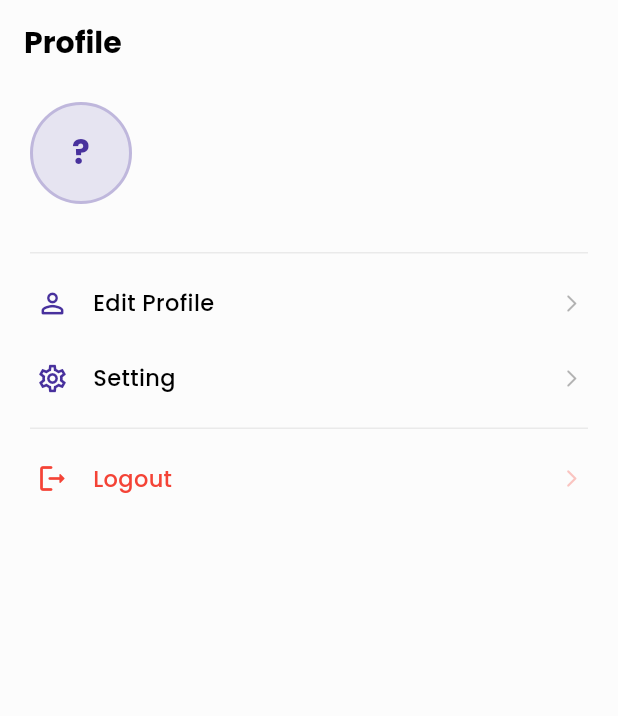
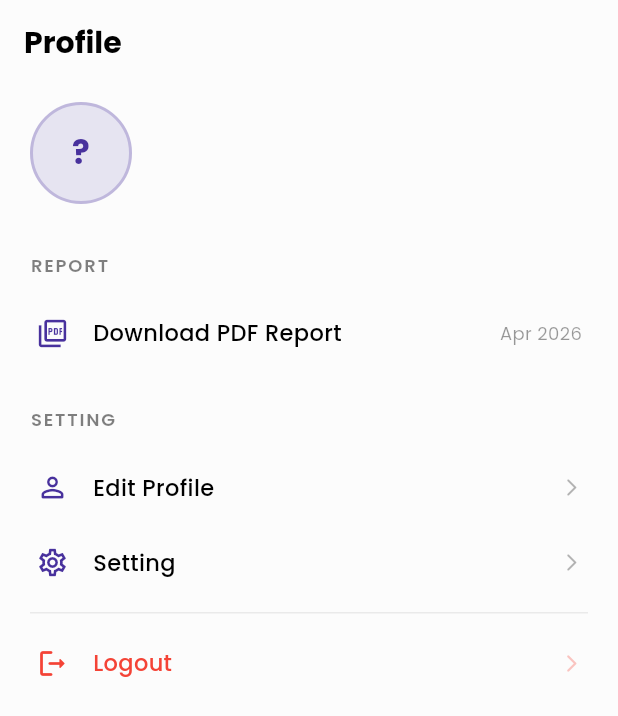
Before and after one commit to sanzay-c/finance_tracker, a Flutter app: the ProfileScreen screen opened directly, on a phone screen of 412 x 824 dp. Shown: the top 716 px of the screen. Run offline on Flutter 3.47's test engine with Material 3 defaults, Android fonts, the phone set to English and light mode, and no system bars; our stand-ins replace bloc, cached_network_image, cloud_firestore, firebase_auth, firebase_core, firebase_storage and 9 more; accounts and stored records are empty; statements that could not run were skipped.

Commit message:
feat(download-pdf): added a feature to download the pdf

```diff
--- a/lib/features/chart/presentation/screens/chart_screen.dart
+++ b/lib/features/chart/presentation/screens/chart_screen.dart
@@ -1,7 +1,7 @@
 import 'package:cloud_firestore/cloud_firestore.dart';
+import 'package:finance_tracker/core/constants/app_color.dart';
 import 'package:finance_tracker/core/utils/date_parser.dart';
 import 'package:firebase_auth/firebase_auth.dart';
-import 'package:finance_tracker/core/constants/app_color.dart';
 import 'package:fl_chart/fl_chart.dart';
 import 'package:flutter/material.dart';
 
--- a/lib/features/dashbord/presentation/screens/all_transactions_screen.dart
+++ b/lib/features/dashbord/presentation/screens/all_transactions_screen.dart
@@ -16,6 +16,8 @@ class AllTransactionsScreen extends StatelessWidget {
         colorClass: AppColors.backgroundColor,
       ),
       appBar: AppBar(
+        surfaceTintColor: Colors.transparent,
+        shadowColor: Colors.transparent,
         backgroundColor: getColorByTheme(
           context: context,
           colorClass: AppColors.backgroundColor,
@@ -71,7 +73,7 @@ class AllTransactionsScreen extends StatelessWidget {
                       height: 45,
                       width: 45,
                       decoration: BoxDecoration(
-                        color: isIncome ? Colors.green : Colors.grey.shade600,
+                        color: isIncome ? Colors.green : Colors.transparent,
                         borderRadius: BorderRadius.circular(10),
                       ),
                       child: isIncome
--- a/lib/features/dashbord/presentation/screens/dashboard_screen.dart
+++ b/lib/features/dashbord/presentation/screens/dashboard_screen.dart
@@ -250,7 +250,7 @@ class _DashboardScreenState extends State<DashboardScreen> {
                                 height: 45,
                                 width: 45,
                                 decoration: BoxDecoration(
-                                  color: isIncome ? Colors.green : const Color.fromARGB(255, 234, 231, 231),
+                                  color: isIncome ? Colors.green : Colors.transparent,
                                   borderRadius: BorderRadius.circular(10),
                                 ),
                                 child:
--- a/lib/features/profile/presentation/screens/profile_screen.dart
+++ b/lib/features/profile/presentation/screens/profile_screen.dart
@@ -6,7 +6,9 @@ import 'package:finance_tracker/features/profile/presentation/screens/edit_profi
 import 'package:finance_tracker/core/constants/app_color.dart';
 import 'package:finance_tracker/core/global_data/global_localizations/l10n_helper/l10n_helper.dart';
 import 'package:firebase_auth/firebase_auth.dart';
+import 'package:finance_tracker/core/services/pdf_report_service.dart';
 import 'package:flutter/material.dart';
+import 'package:intl/intl.dart';
 import 'package:shared_preferences/shared_preferences.dart';
 
 const _primaryColor = Color(0xFF48319D);
@@ -22,6 +24,8 @@ class _ProfileScreenState extends State<ProfileScreen> {
   final _auth = AuthService();
   String? fullName;
   String? profileImageUrl;
+  bool _isGeneratingReport = false;
+  DateTime _selectedDateForReport = DateTime.now();
 
   @override
   void initState() {
@@ -33,10 +37,8 @@ class _ProfileScreenState extends State<ProfileScreen> {
     try {
       final uid = FirebaseAuth.instance.currentUser?.uid;
       if (uid == null) return;
-      final doc = await FirebaseFirestore.instance
-          .collection('users')
-          .doc(uid)
-          .get();
+      final doc =
+          await FirebaseFirestore.instance.collection('users').doc(uid).get();
       final data = doc.data();
       if (data != null && mounted) {
         setState(() {
@@ -68,7 +70,8 @@ class _ProfileScreenState extends State<ProfileScreen> {
             behavior: SnackBarBehavior.floating,
             backgroundColor: Colors.green.shade700,
             shape: RoundedRectangleBorder(
-                borderRadius: BorderRadius.circular(10)),
+              borderRadius: BorderRadius.circular(10),
+            ),
             margin: const EdgeInsets.all(16),
           ),
         );
@@ -78,11 +81,13 @@ class _ProfileScreenState extends State<ProfileScreen> {
         ScaffoldMessenger.of(context).showSnackBar(
           SnackBar(
             content: Text(
-                'Error: ${e.toString().replaceAll("Exception: ", "")}'),
+              'Error: ${e.toString().replaceAll("Exception: ", "")}',
+            ),
             behavior: SnackBarBehavior.floating,
             backgroundColor: Colors.red.shade700,
             shape: RoundedRectangleBorder(
-                borderRadius: BorderRadius.circular(10)),
+              borderRadius: BorderRadius.circular(10),
+            ),
             margin: const EdgeInsets.all(16),
           ),
         );
@@ -90,16 +95,77 @@ class _ProfileScreenState extends State<ProfileScreen> {
     }
   }
 
+  Future<void> _showMonthPicker() async {
+    final DateTime? picked = await showDatePicker(
+      context: context,
+      initialDate: _selectedDateForReport,
+      firstDate: DateTime(2020),
+      lastDate: DateTime.now(),
+      initialDatePickerMode: DatePickerMode.year,
+      helpText: 'Select Report Month',
+      builder: (context, child) {
+        return Theme(
+          data: Theme.of(context).copyWith(
+            colorScheme: const ColorScheme.light(
+              primary: _primaryColor,
+              onPrimary: Colors.white,
+              onSurface: Colors.black87,
+            ),
+          ),
+          child: child!,
+        );
+      },
+    );
+
+    if (picked != null) {
+      setState(() {
+        _selectedDateForReport = picked;
+      });
+      _generateReport();
+    }
+  }
+
+  Future<void> _generateReport() async {
+    setState(() => _isGeneratingReport = true);
+    try {
+      await PdfReportService.generateMonthlyReport(_selectedDateForReport);
+      if (mounted) {
+        ScaffoldMessenger.of(context).showSnackBar(
+          const SnackBar(content: Text('Report generated successfully!')),
+        );
+      }
+    } catch (e) {
+      if (mounted) {
+        ScaffoldMessenger.of(context).showSnackBar(
+          SnackBar(
+            content: Text(
+              'Error: ${e.toString().replaceAll("Exception: ", "")}',
+            ),
+          ),
+        );
+      }
+    } finally {
+      if (mounted) {
+        setState(() => _isGeneratingReport = false);
+      }
+    }
+  }
+
   @override
   Widget build(BuildContext context) {
     final bgColor = getColorByTheme(
-        context: context, colorClass: AppColors.backgroundColor);
+      context: context,
+      colorClass: AppColors.backgroundColor,
+    );
     final textColor = getColorByTheme(
-        context: context, colorClass: AppColors.textColor);
+      context: context,
+      colorClass: AppColors.textColor,
+    );
     final isDark = Theme.of(context).brightness == Brightness.dark;
     final email = FirebaseAuth.instance.currentUser?.email ?? '';
 
-    final initials = (fullName != null && fullName!.trim().isNotEmpty)
+    final initials =
+        (fullName != null && fullName!.trim().isNotEmpty)
             ? fullName!
                 .trim()
                 .split(' ')
@@ -140,14 +206,20 @@ class _ProfileScreenState extends State<ProfileScreen> {
                     shape: BoxShape.circle,
                     color: _primaryColor.withValues(alpha: 0.12),
                     border: Border.all(
-                        color: _primaryColor.withValues(alpha: 0.25), width: 2),
+                      color: _primaryColor.withValues(alpha: 0.25),
+                      width: 2,
+                    ),
                   ),
                   child: ClipOval(
-                    child: profileImageUrl != null &&
-                            profileImageUrl!.isNotEmpty
-                        ? Image.network(profileImageUrl!, fit: BoxFit.cover,
-                            errorBuilder: (_, __, ___) =>
-                                _InitialsView(initials: initials))
+                    child:
+                        profileImageUrl != null && profileImageUrl!.isNotEmpty
+                            ? Image.network(
+                              profileImageUrl!,
+                              fit: BoxFit.cover,
+                              errorBuilder:
+                                  (_, __, ___) =>
+                                      _InitialsView(initials: initials),
+                            )
                             : _InitialsView(initials: initials),
                   ),
                 ),
@@ -179,8 +251,53 @@ class _ProfileScreenState extends State<ProfileScreen> {
             ),
 
             const SizedBox(height: 32),
-            Divider(color: textColor.withValues(alpha: 0.07), height: 1),
-            const SizedBox(height: 8),
+            Text(
+              "REPORT",
+              style: TextStyle(
+                fontSize: 12,
+                fontWeight: FontWeight.w600,
+                color: textColor.withValues(alpha: 0.5),
+                letterSpacing: 1.2,
+              ),
+            ),
+            const SizedBox(height: 12),
+
+            _TileItem(
+              icon: Icons.picture_as_pdf_outlined,
+              label: 'Download PDF Report',
+              textColor: textColor,
+              isDark: isDark,
+              onTap: _isGeneratingReport ? () {} : _showMonthPicker,
+              trailing:
+                  _isGeneratingReport
+                      ? const SizedBox(
+                        width: 14,
+                        height: 14,
+                        child: CircularProgressIndicator(
+                          strokeWidth: 2,
+                          color: _primaryColor,
+                        ),
+                      )
+                      : Text(
+                        DateFormat('MMM yyyy').format(_selectedDateForReport),
+                        style: TextStyle(
+                          fontSize: 12,
+                          color: textColor.withValues(alpha: 0.4),
+                        ),
+                      ),
+            ),
+
+            const SizedBox(height: 24),
+            Text(
+              "SETTING",
+              style: TextStyle(
+                fontSize: 12,
+                fontWeight: FontWeight.w600,
+                color: textColor.withValues(alpha: 0.5),
+                letterSpacing: 1.2,
+              ),
+            ),
+            const SizedBox(height: 12),
 
             _TileItem(
               icon: Icons.person_outline_rounded,
@@ -191,7 +308,8 @@ class _ProfileScreenState extends State<ProfileScreen> {
                 final result = await Navigator.push(
                   context,
                   MaterialPageRoute(
-                    builder: (_) => EditProfileScreen(
+                    builder:
+                        (_) => EditProfileScreen(
                           currentName: fullName,
                           currentImageUrl: profileImageUrl,
                         ),
@@ -210,8 +328,7 @@ class _ProfileScreenState extends State<ProfileScreen> {
               onTap: () {
                 Navigator.push(
                   context,
-                  MaterialPageRoute(
-                      builder: (_) => ProfileSettingScreen()),
+                  MaterialPageRoute(builder: (_) => ProfileSettingScreen()),
                 );
               },
             ),
@@ -237,7 +354,6 @@ class _ProfileScreenState extends State<ProfileScreen> {
   }
 }
 
-
 class _InitialsView extends StatelessWidget {
   final String initials;
   const _InitialsView({required this.initials});
@@ -257,7 +373,6 @@ class _InitialsView extends StatelessWidget {
   }
 }
 
-
 class _TileItem extends StatelessWidget {
   final IconData icon;
   final String label;
@@ -265,15 +380,23 @@ class _TileItem extends StatelessWidget {
   final Color? iconColor;
   final bool isDark;
   final VoidCallback onTap;
+  final Widget? trailing;
 
   const _TileItem({
     required this.icon,
     required this.label,
     required this.textColor,
+    this.iconColor,
     required this.isDark,
     required this.onTap,
-    this.iconColor,
+    this.trailing,
   });
+
+  //   required this.isDark,
+  //   required this.onTap,
+  //   this.iconColor,
+  //   this.trailing,
+  // });
 
   @override
   Widget build(BuildContext context) {
@@ -297,11 +420,14 @@ class _TileItem extends StatelessWidget {
                 ),
               ),
             ),
+            trailing ??
                 Icon(
                   Icons.arrow_forward_ios_rounded,
                   size: 14,
                   // ignore: unnecessary_type_check
-              color: textColor is Color
+                  color:
+                      // ignore: unnecessary_type_check
+                      textColor is Color
                           // ignore: unnecessary_cast
                           ? (textColor as Color).withValues(alpha: 0.3)
                           : Colors.grey.withValues(alpha: 0.3),
--- a/pubspec.yaml
+++ b/pubspec.yaml
@@ -55,6 +55,12 @@ dependencies:
   fl_chart: ^1.0.0
   google_sign_in: ^6.2.0
   flutter_native_splash: ^2.4.6
+
+  # PDF Reporting
+  pdf: ^3.11.1
+  printing: ^5.13.2
+  path_provider: ^2.1.3
+  share_plus: ^10.1.0
 
 dev_dependencies:
   flutter_test:
```
Also changed, not shown: lib/core/services/pdf_report_service.dart (added, +190 -0 lines), pubspec.lock, 5 other files. Lines whose indentation alone changed are shown as unchanged.
